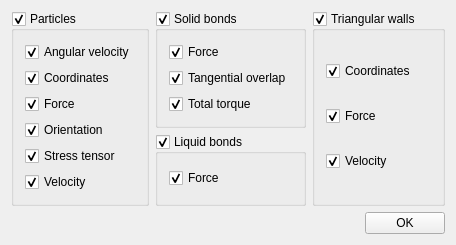
First picture: the form in QTDialogs/SimulatorTab/SelectiveSavingTab.ui, repository msolids/musen, before the edit.
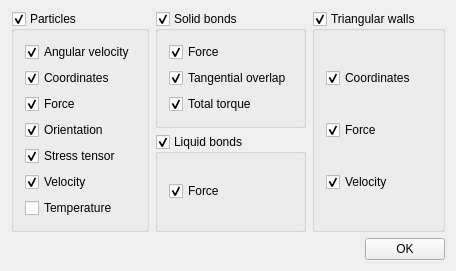
Second picture: the form after the edit. Icons and pictures are not drawn. Custom widgets are drawn as their Qt base class.

```diff
--- a/QTDialogs/SimulatorTab/SelectiveSavingTab.ui
+++ b/QTDialogs/SimulatorTab/SelectiveSavingTab.ui
@@ -7,7 +7,7 @@
     <x>0</x>
     <y>0</y>
     <width>398</width>
-    <height>216</height>
+    <height>239</height>
    </rect>
   </property>
   <property name="windowTitle">
@@ -89,6 +89,13 @@
           </property>
          </widget>
         </item>
+        <item>
+         <widget class="QCheckBox" name="checkBoxTemperature">
+          <property name="text">
+           <string>Temperature</string>
+          </property>
+         </widget>
+        </item>
        </layout>
       </widget>
      </item>
```
